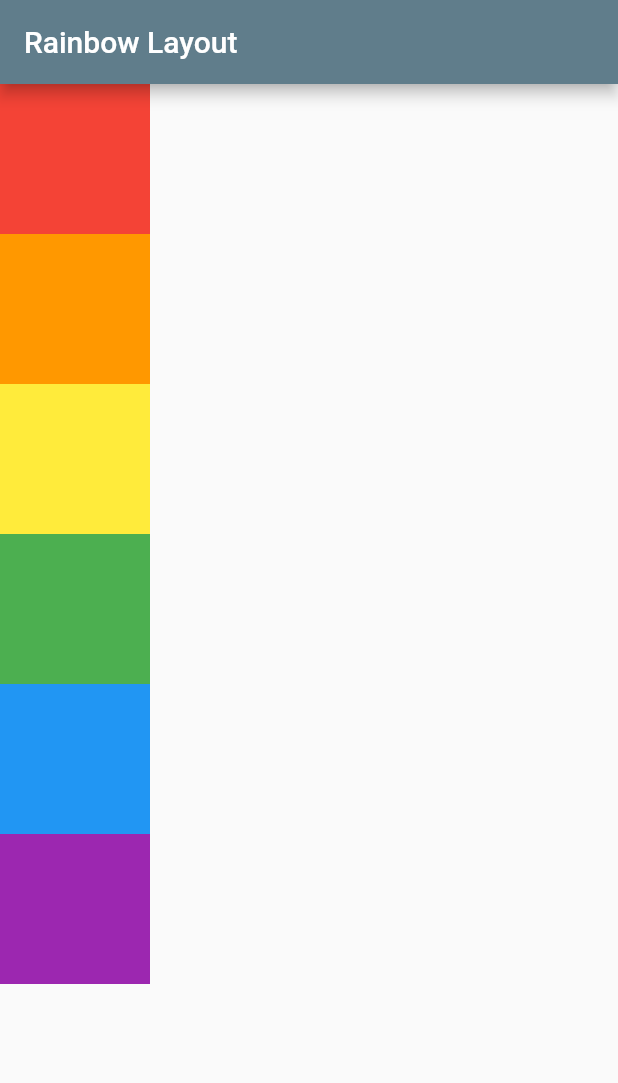
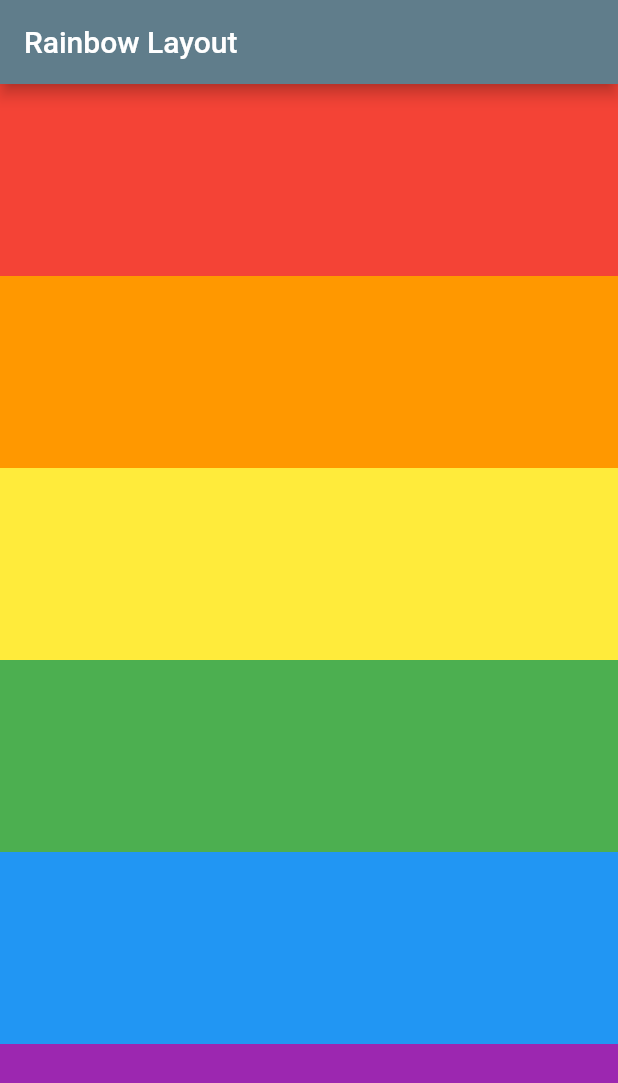
Before and after one commit to DoaaAlbishri/CreatingTheRainbow, a Flutter app: the screen it shows after launch, on a phone screen of 412 x 824 dp. Shown: the top 1083 px of the screen. Run offline on Flutter 3.47's test engine with Material 2 defaults, Android fonts, the phone set to English and light mode, and no system bars.

Commit message:
second commit

```diff
--- a/lib/MyHomePage.dart
+++ b/lib/MyHomePage.dart
@@ -1,62 +1,70 @@
-
-
 import 'package:flutter/material.dart';
 
 class MyHomePage extends StatelessWidget {
   @override
   Widget build(BuildContext context) {
+    double screenHeight = MediaQuery.of(context).size.height;
+    double appBarHeight = MediaQuery.of(context).padding.top + kToolbarHeight;
+    double heightBox = screenHeight - appBarHeight;
+
     return Scaffold(
       appBar: AppBar(
         title: Text("Rainbow Layout"),
+
       ),
       body: Container(
-          child: Column(
-            children: [
+          child: RainbowLayout(boxHeight: heightBox)
+      ),
+    );
+  }
+}
+
+class RainbowLayout extends StatelessWidget {
+  const RainbowLayout({Key? key, required this.boxHeight,}) : super(key: key);
+  final double boxHeight;
+
+  @override
+  Widget build(BuildContext context) {
+    return Column(
+      crossAxisAlignment: CrossAxisAlignment.stretch,
+      children: [
               Container(
                 color: Colors.red,
                 child: SizedBox(
-                  height:100,
-                  width: 100
+                  height:boxHeight/6
                 ),
               ),
               Container(
                 color: Colors.orange,
                 child: SizedBox(
-                    height:100,
-                  width: 100
+                    height:boxHeight/6
                 ),
               ),
               Container(
                 color: Colors.yellow,
                 child: SizedBox(
-                    height:100,
-                    width: 100
+                    height:boxHeight/6
                 ),
               ),
               Container(
                 color: Colors.green,
                 child: SizedBox(
-                    height:100,
-                    width: 100
+                    height:boxHeight/6
                 ),
               ),
               Container(
                 color: Colors.blue,
                 child: SizedBox(
-                    height:100,
-                    width: 100
+                    height:boxHeight/6
                 ),
               ),
               Container(
                 color: Colors.purple,
                 child: SizedBox(
-                    height:100,
-                    width: 100
+                    height:boxHeight/6
                 ),
               )
             ],
-          )
-      ),
-    );
+          );
   }
 }
```
